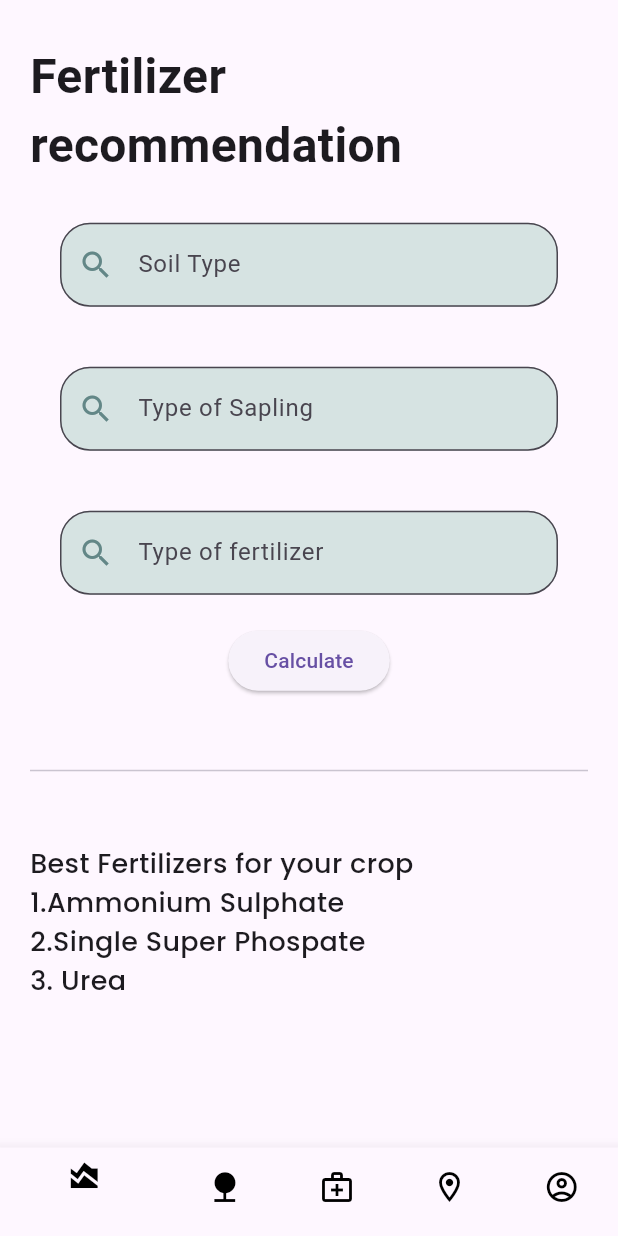
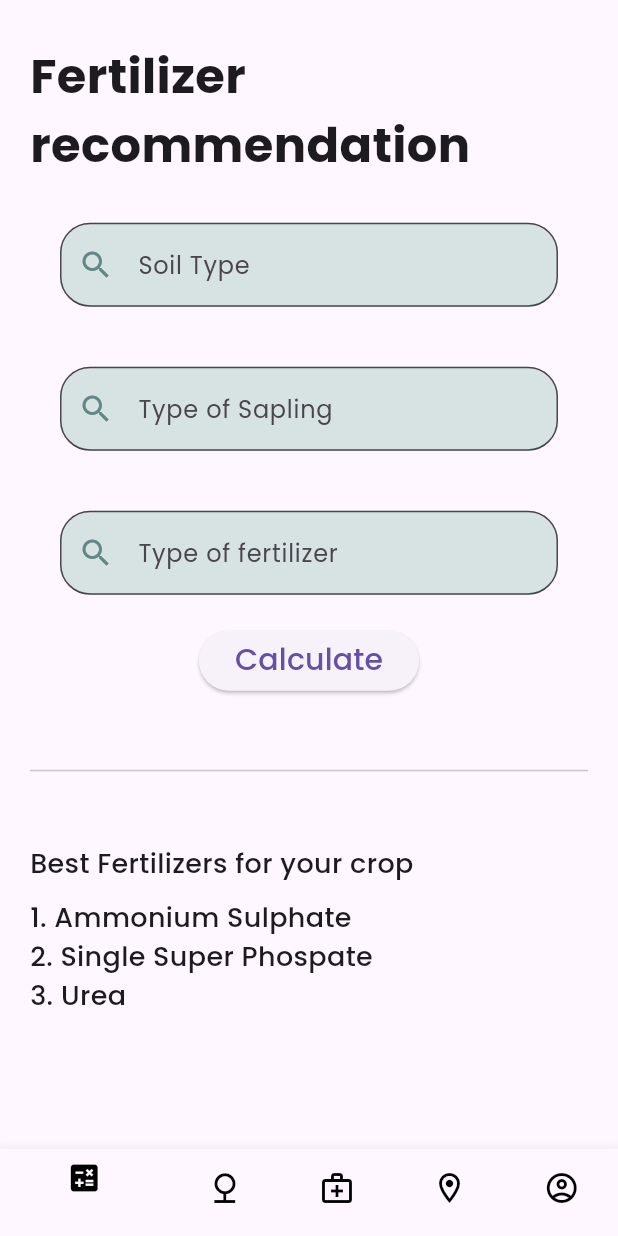
Before and after one commit to atharv2348/Project_Indra, a Flutter app: the screen it shows after launch, after a tap on "Get Started", on a phone screen of 412 x 824 dp. Run offline on Flutter 3.47's test engine with Material 3 defaults, Android fonts, the phone set to English and light mode, and no system bars; our stand-ins replace google_fonts; missing offline and left inert: dart:ffi.

Commit message:
1st commit

```diff
--- a/lib/main.dart
+++ b/lib/main.dart
@@ -1,4 +1,5 @@
 import 'package:flutter/material.dart';
+import 'package:google_fonts/google_fonts.dart';
 import 'package:sapling_app/screens/flash_screen.dart';
 
 void main() {
@@ -10,6 +11,7 @@ class MyApp extends StatelessWidget {
   Widget build(BuildContext context) {
     return MaterialApp(
       debugShowCheckedModeBanner: false,
+      theme: ThemeData(fontFamily: GoogleFonts.poppins().fontFamily),
       home: SplashScreen(),
     );
   }
--- a/lib/screens/fertiizer_recommendation.dart
+++ b/lib/screens/fertiizer_recommendation.dart
@@ -15,7 +15,8 @@ class _RecommdatorState extends State<Recommdator> {
     final screenWidth = MediaQuery.of(context).size.width;
     final TextEditingController soilTypeController = TextEditingController();
     final TextEditingController saplingTypeController = TextEditingController();
-    final TextEditingController irrigationTypeTypeController = TextEditingController();
+    final TextEditingController irrigationTypeTypeController =
+        TextEditingController();
     return Column(
       children: [
         Expanded(
@@ -38,12 +39,24 @@ class _RecommdatorState extends State<Recommdator> {
               SizedBox(
                 height: screenHeight * 0.01,
               ),
-                  customTextField(kcontroller: soilTypeController,hintText: "Soil Type"),
-                  customTextField(kcontroller: saplingTypeController,hintText: "Type of Sapling"),
-                  customTextField(kcontroller: irrigationTypeTypeController,hintText: "Type of fertilizer"),
-                  Center(child: ElevatedButton(onPressed: (){
+              customTextField(
+                  kcontroller: soilTypeController, hintText: "Soil Type"),
+              customTextField(
+                  kcontroller: saplingTypeController,
+                  hintText: "Type of Sapling"),
+              customTextField(
+                  kcontroller: irrigationTypeTypeController,
+                  hintText: "Type of fertilizer"),
+              Center(
+                  child: ElevatedButton(
+                onPressed: () {
                   print("");
-                  }, child: Text("Calculate"),)),
+                },
+                child: Text(
+                  "Calculate",
+                  style: TextStyle(fontSize: 20),
+                ),
+              )),
               SizedBox(
                 height: screenHeight * 0.05,
               ),
@@ -55,7 +68,13 @@ class _RecommdatorState extends State<Recommdator> {
                 "Best Fertilizers for your crop",
                 style: smallbody(),
               ),
-                  Text("1.Ammonium Sulphate\n2.Single Super Phospate\n3. Urea", style: smallbody(),),
+              SizedBox(
+                height: 10,
+              ),
+              Text(
+                "1. Ammonium Sulphate\n2. Single Super Phospate\n3. Urea",
+                style: smallbody(),
+              ),
               SizedBox(
                 height: screenHeight * 0.01,
               ),
@@ -69,7 +88,14 @@ class _RecommdatorState extends State<Recommdator> {
   TextStyle smallbody() =>
       GoogleFonts.poppins(fontSize: 18, fontWeight: FontWeight.w500);
 
-  Padding customTextField({required final TextEditingController kcontroller ,required final hintText , final icon = const Icon(Icons.search, color: Color(0xFF638787),)}) => Padding(
+  Padding customTextField(
+          {required final TextEditingController kcontroller,
+          required final hintText,
+          final icon = const Icon(
+            Icons.search,
+            color: Color(0xFF638787),
+          )}) =>
+      Padding(
         padding: const EdgeInsets.all(20.0),
         child: TextField(
           controller: kcontroller,
--- a/lib/screens/main_screen.dart
+++ b/lib/screens/main_screen.dart
@@ -1,6 +1,9 @@
 import 'package:flutter/material.dart';
+import 'package:google_fonts/google_fonts.dart';
 import 'package:sapling_app/screens/area_calculator.dart';
 import 'package:sapling_app/screens/fertiizer_recommendation.dart';
+import 'package:sapling_app/screens/location.dart';
+import 'package:sapling_app/screens/profile_page.dart';
 import 'package:sapling_app/screens/soil_type.dart';
 
 class MainScreen extends StatefulWidget {
@@ -11,48 +14,55 @@ class MainScreen extends StatefulWidget {
 }
 
 class _MainScreenState extends State<MainScreen> {
-
   Widget bodyWidget = Recommdator();
   @override
   Widget build(BuildContext context) {
     final screenHeight = MediaQuery.of(context).size.height;
     final screenWidth = MediaQuery.of(context).size.width;
     return MaterialApp(
+      theme: ThemeData(fontFamily: GoogleFonts.poppins().fontFamily),
       debugShowCheckedModeBanner: false,
       home: Scaffold(
         resizeToAvoidBottomInset: false,
-        body: SafeArea(child: Container(height: screenHeight, width: screenWidth,margin: EdgeInsets.all(20),child: bodyWidget)),
+        body: SafeArea(
+            child: Container(
+                height: screenHeight,
+                width: screenWidth,
+                margin: EdgeInsets.all(20),
+                child: bodyWidget)),
         bottomNavigationBar: BottomNavigationBar(items: [
           BottomNavigationBarItem(
               icon: GestureDetector(
-                onTap: (){
+                onTap: () {
                   setState(() {
                     bodyWidget = AreaCalculator();
                   });
                 },
                 child: Icon(
-                  Icons.area_chart,
+                  Icons.calculate,
                   color: Colors.black,
                 ),
               ),
               label: ''),
           BottomNavigationBarItem(
               icon: GestureDetector(
-                onTap: (){
+                onTap: () {
                   setState(() {
                     bodyWidget = SoilType();
                   });
                 },
                 child: Icon(
-                  Icons.nature_sharp,
+                  Icons.nature_outlined,
                   color: Colors.black,
                 ),
               ),
               label: ''),
           BottomNavigationBarItem(
               icon: GestureDetector(
-                onTap: (){
-                  bodyWidget = Recommdator();
+                onTap: () {
+                  setState(() {
+                    bodyWidget = Recommdator();
+                  });
                 },
                 child: Icon(
                   Icons.medical_services_outlined,
@@ -61,15 +71,30 @@ class _MainScreenState extends State<MainScreen> {
               ),
               label: ''),
           BottomNavigationBarItem(
-              icon: Icon(
-                Icons.location_on_outlined,
-                color: Colors.black,
+
+              icon: GestureDetector(
+                onTap: () {
+                  setState(() {
+                    bodyWidget = Location();
+                  });
+                },
+                child: Icon(
+                  Icons.location_on_outlined,
+                  color: Colors.black,
+                ),
               ),
               label: ''),
           BottomNavigationBarItem(
-              icon: Icon(
-                Icons.account_circle_outlined,
-                color: Colors.black,
+              icon: GestureDetector(
+                onTap: () {
+                  setState(() {
+                    bodyWidget = ProfilePage();
+                  });
+                },
+                child: Icon(
+                  Icons.account_circle_outlined,
+                  color: Colors.black,
+                ),
               ),
               label: ''),
         ]),
--- a/pubspec.yaml
+++ b/pubspec.yaml
@@ -32,11 +32,13 @@ dependencies:
     sdk: flutter
 
 
+
   # The following adds the Cupertino Icons font to your application.
   # Use with the CupertinoIcons class for iOS style icons.
   cupertino_icons: ^1.0.2
   flutter_native_splash: ^2.3.8
   google_fonts: ^6.1.0
+
 
 dev_dependencies:
   flutter_test:
@@ -63,7 +65,6 @@ flutter:
   # To add assets to your application, add an assets section, like this:
   assets:
     - assets/
-  #   - images/a_dot_ham.jpeg
 
   # An image asset can refer to one or more resolution-specific "variants", see
   # https://flutter.dev/assets-and-images/#resolution-aware
```
Also changed, not shown: lib/screens/area_calculator.dart (+22 -6 lines), lib/screens/location.dart (added, +58 -0 lines), lib/screens/profile_page.dart (added, +127 -0 lines), lib/screens/soil_type.dart (+27 -8 lines), assets/map.png (added). Lines whose indentation alone changed are shown as unchanged.
